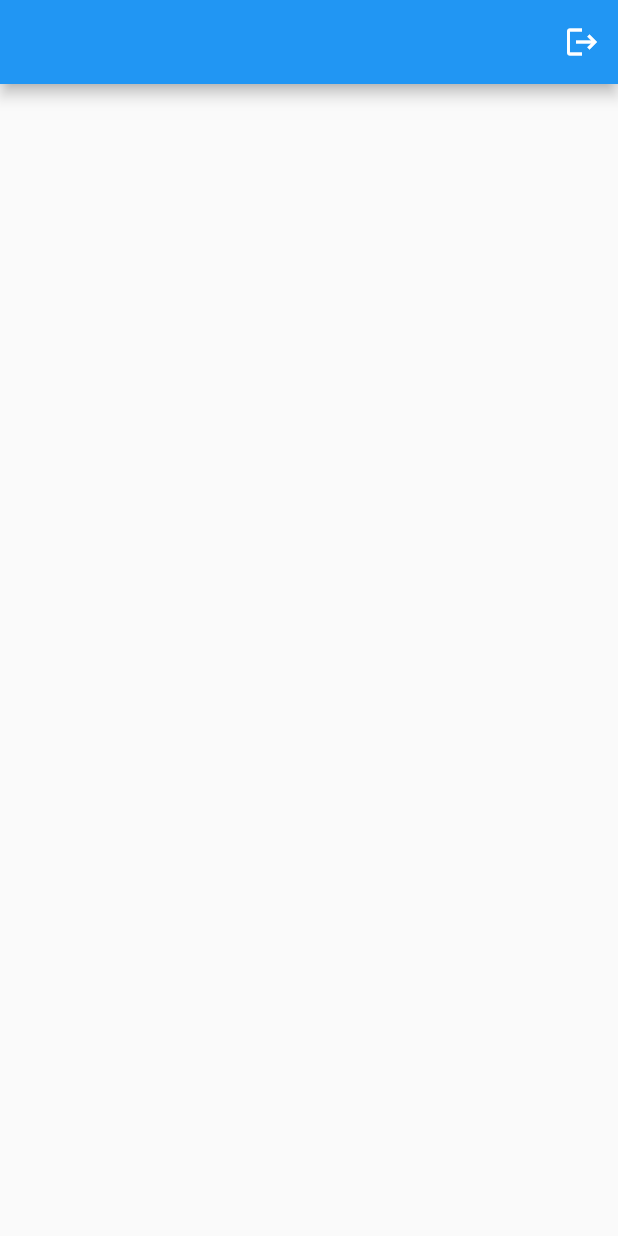
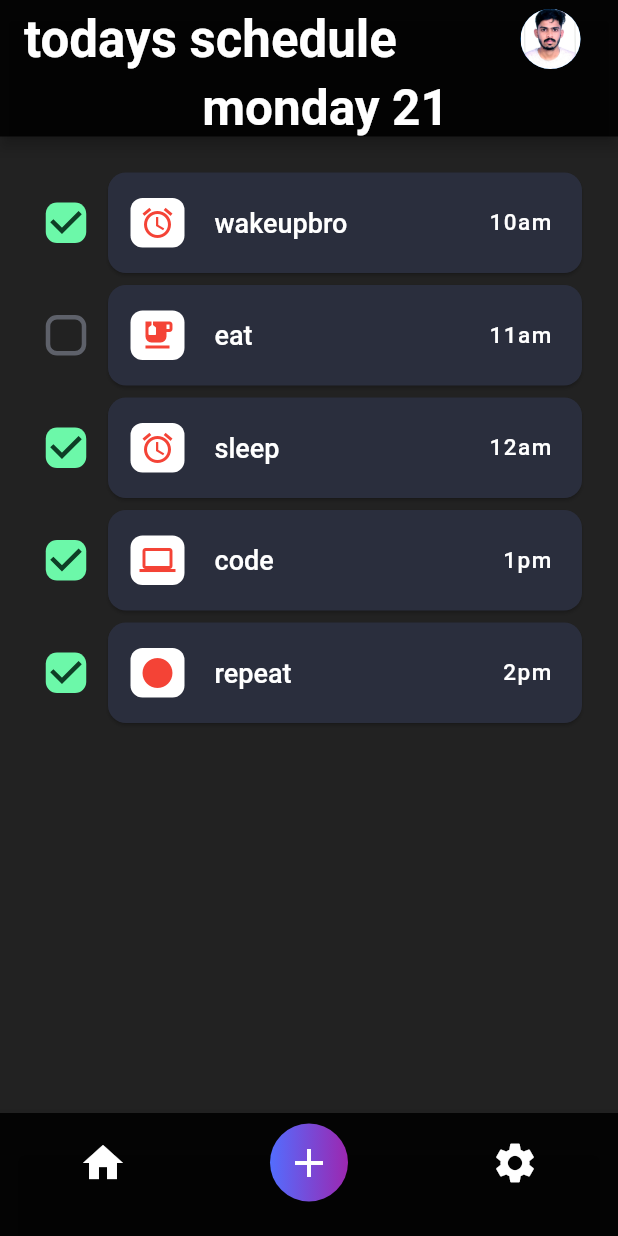
Before and after one commit to salmanpary/TODO-DSCMEC, a Flutter app: the HomePage screen opened directly, on a phone screen of 412 x 824 dp. Run offline on Flutter 3.47's test engine with Material 2 defaults, Android fonts, the phone set to English and light mode, and no system bars; our stand-ins replace firebase_auth, firebase_core, flutter_secure_storage, flutter_svg, google_sign_in, otp_text_field; accounts and stored records are empty.

Commit message:
schedule window finished,task needs edit function-class

```diff
--- a/lib/main.dart
+++ b/lib/main.dart
@@ -45,7 +45,7 @@ class _MyappState extends State<Myapp> {
 
   Widget build(BuildContext context) {
     return MaterialApp(
-      home: Addtodopage(),
+      home: HomePage(),
     );
   }
 }
--- a/lib/pages/homepage.dart
+++ b/lib/pages/homepage.dart
@@ -1,25 +1,198 @@
 import 'package:flutter/material.dart';
+import 'package:flutter/widgets.dart';
+import 'package:todo/pages/Addtodo.dart';
 import 'package:todo/pages/signuppage.dart';
 import 'package:todo/service/Auth_service.dart';
+
 class HomePage extends StatefulWidget {
-
 
   @override
   _HomePageState createState() => _HomePageState();
 }
 
 class _HomePageState extends State<HomePage> {
-  Authclass authclass=Authclass();
+
   @override
   Widget build(BuildContext context) {
     return Scaffold(
+      backgroundColor: Colors.black87,
       appBar: AppBar(
+        backgroundColor: Colors.black87,
+        title: Text(
+          "todays schedule",
+          style: TextStyle(
+            fontSize: 34,
+            fontWeight: FontWeight.bold,
+            color: Colors.white,
+          ),
+        ),
         actions: [
-          IconButton(icon: Icon(Icons.logout), onPressed: ()async{
-            await authclass.logout();
-            Navigator.pushAndRemoveUntil(context, MaterialPageRoute(builder: (buidler)=>Signuppage()), (route) => false);
+          CircleAvatar(
+            backgroundImage: AssetImage("assets/profile.jpg"),
+          ),
+          SizedBox(
+            width: 25,
+          ),
+        ],
+        bottom: PreferredSize(
+            child: Padding(
+              padding: const EdgeInsets.only(left: 22),
+              child: Text(
+                "monday 21",
+                style: TextStyle(
+                  fontSize: 33,
+                  fontWeight: FontWeight.w600,
+                  color: Colors.white,
+                ),
+              ),
+            ),
+            preferredSize: Size.fromHeight(35)),
+      ),
+      bottomNavigationBar:
+          BottomNavigationBar(backgroundColor: Colors.black87, items: [
+        BottomNavigationBarItem(
+          icon: Icon(
+            Icons.home,
+            size: 32,
+            color: Colors.white,
+          ),
+          title: Container(),
+        ),
+        BottomNavigationBarItem(
+          icon: InkWell(
+            onTap: (){
+              Navigator.push(context, MaterialPageRoute(builder: (builder)=>Addtodopage()));
+            },
+            child: Container(
+              height: 52,
+              width: 52,
+              decoration: BoxDecoration(
+                  shape: BoxShape.circle,
+                  gradient: LinearGradient(
+                    colors: [
+                      Colors.indigoAccent,
+                      Colors.purple,
+                    ],
+                  )),
+              child: Icon(
+                Icons.add,
+                size: 32,
+                color: Colors.white,
+              ),
+            ),
+          ),
+          title: Container(),
+        ),
+        BottomNavigationBarItem(
+          icon: Icon(
+            Icons.settings,
+            size: 32,
+            color: Colors.white,
+          ),
+          title: Container(),
+        ),
+      ]),
+      body: SingleChildScrollView(
+        child: Container(
+          height: MediaQuery.of(context).size.height,
+          width: MediaQuery.of(context).size.width,
+          padding: EdgeInsets.symmetric(horizontal: 20, vertical: 20),
+          child: Column(
+            children: [
+              Todocard(
+                "wakeupbro",Icons.alarm,Colors.red,"10am",true,Colors.white
+              ),
+              Todocard(
+                  "eat",Icons.emoji_food_beverage,Colors.red,"11am",false,Colors.white
+              ),
+              Todocard(
+                  "sleep",Icons.alarm,Colors.red,"12am",true,Colors.white
+              ),
+              Todocard(
+                  "code",Icons.computer,Colors.red,"1pm",true,Colors.white
+              ),
+              Todocard(
+                  "repeat",Icons.circle,Colors.red,"2pm",true,Colors.white
+              ),
+              SizedBox(height: 10,),
+            ],
+          ),
+        ),
+      ),
+    );
+  }
 
-          })
+  Widget Todocard(String title,IconData icondata,Color iconcolor,String time,bool check,Color iconbgcolor) {
+
+    return Container(
+      width: MediaQuery.of(context).size.width,
+      child: Row(
+        children: [
+          Theme(
+            data: ThemeData(
+              primarySwatch: Colors.blue,
+              unselectedWidgetColor: Color(0xff5e616a),
+            ),
+            child: Transform.scale(
+              scale: 1.5,
+              child: Checkbox(
+                onChanged: (bool value) {},
+                shape: RoundedRectangleBorder(
+                  borderRadius: BorderRadius.circular(5),
+                ),
+                activeColor: Color(0xff6cf8a9),
+                checkColor: Color(0xff0e3e26),
+                value: check,
+              ),
+            ),
+          ),
+          Expanded(
+            child: Container(
+              height: 75,
+              child: Card(
+                shape: RoundedRectangleBorder(
+                  borderRadius: BorderRadius.circular(12),
+                ),
+                color: Color(0xff2a2e3d),
+                child: Row(
+                  children: [
+                    SizedBox(
+                      width: 15,
+                    ),
+                    Container(
+                      height: 33,
+                      width: 36,
+                      decoration: BoxDecoration(
+                        color: iconbgcolor,
+                        borderRadius: BorderRadius.circular(8),
+                      ),
+                      child: Icon(icondata,color:iconcolor,),
+                    ),
+                    SizedBox(
+                      width: 20,
+                    ),
+                    Expanded(
+                      child: Text(
+                        title,
+                        style: TextStyle(
+                            fontSize: 18,
+                            fontWeight: FontWeight.w500,
+                            color: Colors.white),
+                      ),
+                    ),
+                    Text(time,style: TextStyle(
+                        fontSize: 15,
+                        letterSpacing: 1,
+                        fontWeight: FontWeight.w500,
+                        color: Colors.white),),
+                    SizedBox(
+                      width: 20,
+                    ),
+                  ],
+                ),
+              ),
+            ),
+          ),
         ],
       ),
     );
--- a/lib/pages/phoneauth.dart
+++ b/lib/pages/phoneauth.dart
@@ -122,7 +122,7 @@ class _PhoneAuthPageState extends State<PhoneAuthPage> {
 
   void startTimer() {
     const onsec = Duration(seconds: 1);
-    Timer _timer = Timer.periodic(onsec, (timer) {
+    Timer timer = Timer.periodic(onsec, (timer) {
       if (start == 0) {
         setState(() {
           timer.cancel();
```
Also changed, not shown: assets/profile.jpg (added).
